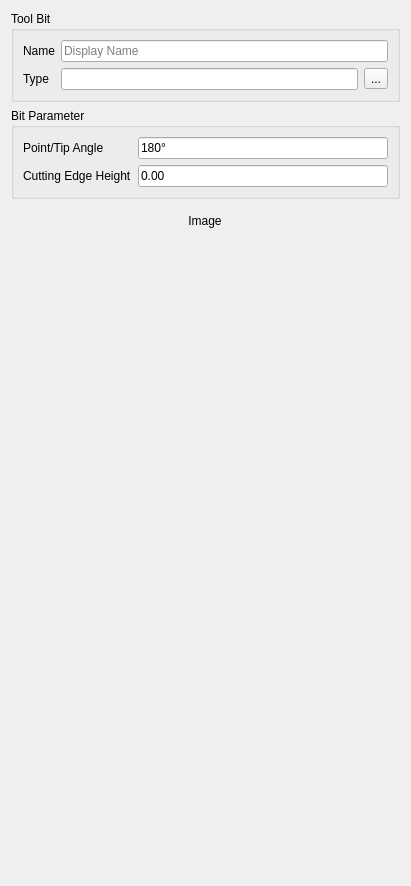
Above: src/Mod/Path/Gui/Resources/panels/ToolBitEditor.ui from berndhahnebach/All_FreeCAD before the change. Below: the same form after it.
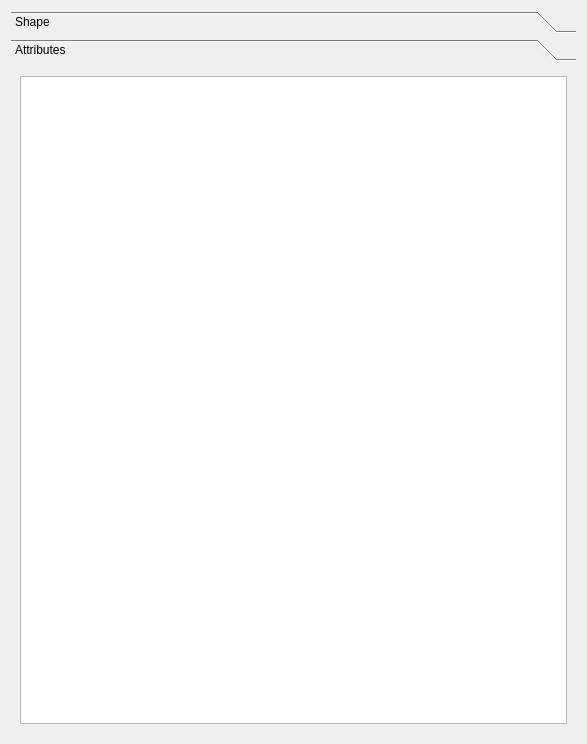
That is the form after the change. The open tabs and pages were chosen to show the change. Custom widgets are drawn as their Qt base class.

Commit message: Added arbitrary attributes to ToolBit - currently re-creating the existing ones.

Patch:
```diff
--- a/src/Mod/Path/Gui/Resources/panels/ToolBitEditor.ui
+++ b/src/Mod/Path/Gui/Resources/panels/ToolBitEditor.ui
@@ -6,14 +6,32 @@
    <rect>
     <x>0</x>
     <y>0</y>
-    <width>411</width>
-    <height>886</height>
+    <width>587</width>
+    <height>744</height>
    </rect>
   </property>
   <property name="windowTitle">
    <string>Form</string>
   </property>
-  <layout class="QVBoxLayout" name="verticalLayout">
+  <layout class="QGridLayout" name="gridLayout">
+   <item row="0" column="0">
+    <widget class="QToolBox" name="toolBox">
+     <property name="currentIndex">
+      <number>0</number>
+     </property>
+     <widget class="QWidget" name="page">
+      <property name="geometry">
+       <rect>
+        <x>0</x>
+        <y>0</y>
+        <width>559</width>
+        <height>626</height>
+       </rect>
+      </property>
+      <attribute name="label">
+       <string>Shape</string>
+      </attribute>
+      <layout class="QVBoxLayout" name="verticalLayout_2">
    <item>
     <widget class="QGroupBox" name="groupBox_2">
      <property name="title">
@@ -122,9 +140,6 @@
     </widget>
    </item>
    <item>
-    <widget class="QWidget" name="widget_2" native="true">
-     <layout class="QGridLayout" name="gridLayout">
-      <item row="0" column="0">
        <widget class="QLabel" name="image">
         <property name="maximumSize">
          <size>
@@ -140,9 +155,6 @@
         </property>
        </widget>
       </item>
-     </layout>
-    </widget>
-   </item>
    <item>
     <spacer name="verticalSpacer">
      <property name="orientation">
@@ -151,10 +163,51 @@
      <property name="sizeHint" stdset="0">
       <size>
        <width>20</width>
-       <height>40</height>
+           <height>277</height>
       </size>
      </property>
     </spacer>
+       </item>
+      </layout>
+     </widget>
+     <widget class="QWidget" name="page_2">
+      <property name="geometry">
+       <rect>
+        <x>0</x>
+        <y>0</y>
+        <width>559</width>
+        <height>626</height>
+       </rect>
+      </property>
+      <attribute name="label">
+       <string>Attributes</string>
+      </attribute>
+      <layout class="QVBoxLayout" name="verticalLayout_3">
+       <item>
+        <widget class="QTableView" name="attrTable">
+         <property name="sizePolicy">
+          <sizepolicy hsizetype="Expanding" vsizetype="MinimumExpanding">
+           <horstretch>0</horstretch>
+           <verstretch>2</verstretch>
+          </sizepolicy>
+         </property>
+         <property name="minimumSize">
+          <size>
+           <width>0</width>
+           <height>300</height>
+          </size>
+         </property>
+         <property name="editTriggers">
+          <set>QAbstractItemView::AllEditTriggers</set>
+         </property>
+         <attribute name="horizontalHeaderStretchLastSection">
+          <bool>true</bool>
+         </attribute>
+        </widget>
+       </item>
+      </layout>
+     </widget>
+    </widget>
    </item>
   </layout>
  </widget>
```
Lines whose indentation alone changed are shown as unchanged. The commit also changes 5 other files.
